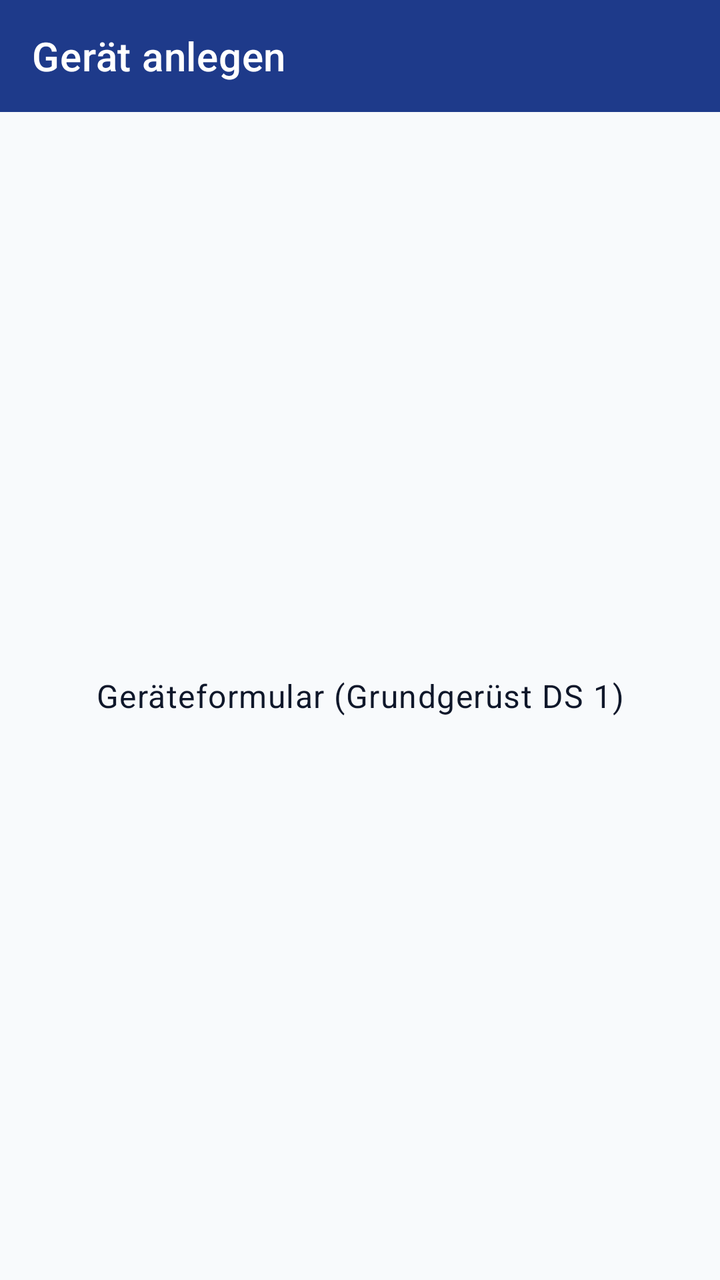
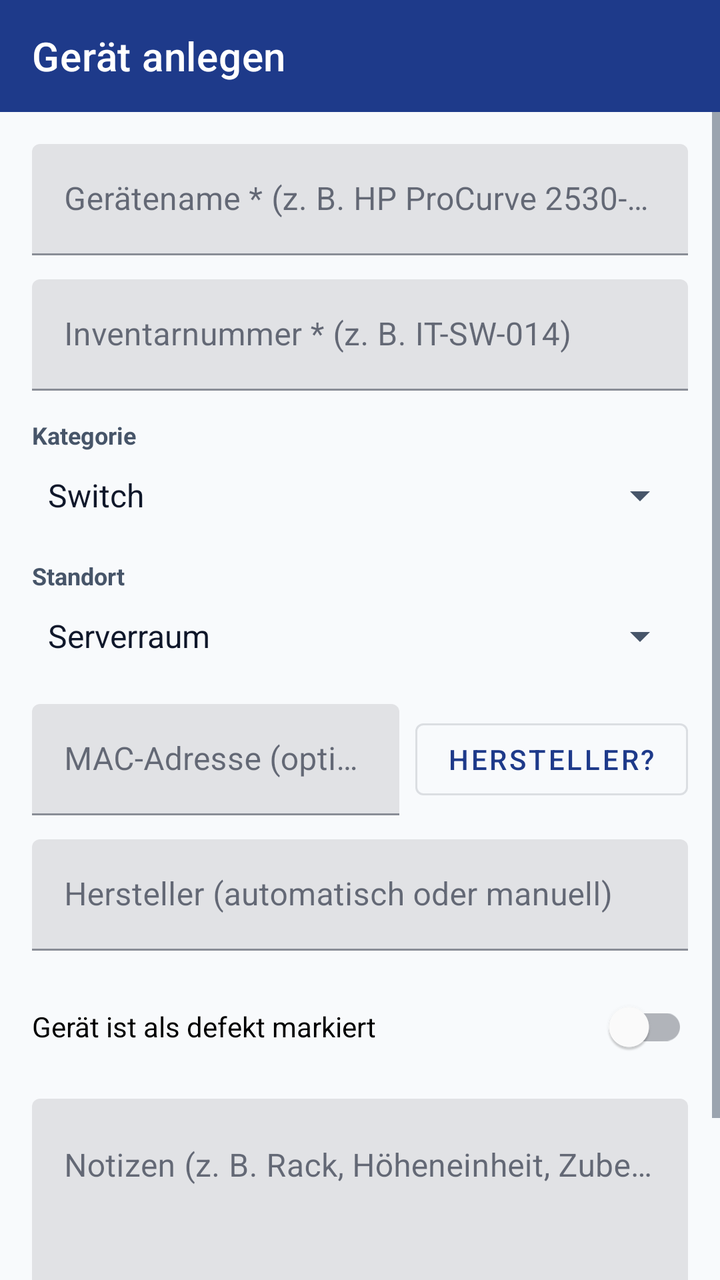

Compare the two renders of this Android layout. The source of the first and the diff that turns it into the second are given below.
<!-- AndroidManifest.xml: application theme Theme.RackVault -->
<!-- res/layout/activity_add_edit_asset.xml -->
<?xml version="1.0" encoding="utf-8"?>
<LinearLayout xmlns:android="http://schemas.android.com/apk/res/android"
    xmlns:app="http://schemas.android.com/apk/res-auto"
    android:layout_width="match_parent"
    android:layout_height="match_parent"
    android:orientation="vertical">

    <com.google.android.material.appbar.MaterialToolbar
        android:id="@+id/toolbar"
        android:layout_width="match_parent"
        android:layout_height="?attr/actionBarSize"
        android:background="?attr/colorPrimary"
        app:title="@string/title_add_asset"
        app:titleTextColor="?attr/colorOnPrimary" />

    <TextView
        android:id="@+id/tvPlaceholder"
        android:layout_width="match_parent"
        android:layout_height="0dp"
        android:layout_weight="1"
        android:gravity="center"
        android:padding="24dp"
        android:text="@string/placeholder_add_edit"
        android:textAppearance="?attr/textAppearanceBody1" />

</LinearLayout>
<!-- resources referenced by this layout -->
<resources>
  <string name="placeholder_add_edit">Geräteformular (Grundgerüst DS 1)</string>
  <string name="title_add_asset">Gerät anlegen</string>
  <style name="Theme.RackVault" parent="Theme.MaterialComponents.DayNight.NoActionBar">
          <item name="colorPrimary">@color/primary_blue</item>
          <item name="colorPrimaryVariant">@color/primary_blue_dark</item>
          <item name="colorOnPrimary">@color/on_primary</item>
  
          <item name="colorSecondary">@color/primary_blue_light</item>
          <item name="colorSecondaryVariant">@color/secondary_slate</item>
          <item name="colorOnSecondary">@color/on_primary</item>
  
          <item name="android:colorBackground">@color/surface_background</item>
          <item name="colorSurface">@color/surface_card</item>
          <item name="colorOnSurface">@color/text_primary</item>
          <item name="android:textColorPrimary">@color/text_primary</item>
          <item name="android:textColorSecondary">@color/text_secondary</item>
  
          <item name="android:statusBarColor">@color/primary_blue_dark</item>
      </style>
  <color name="primary_blue">#1E3A8A</color>
  <color name="primary_blue_dark">#172554</color>
  <color name="on_primary">#FFFFFF</color>
  <color name="primary_blue_light">#2563EB</color>
  <color name="secondary_slate">#334155</color>
  <color name="surface_background">#F8FAFC</color>
  <color name="surface_card">#FFFFFF</color>
  <color name="text_primary">#0F172A</color>
  <color name="text_secondary">#475569</color>
</resources>

<!-- the commit's change to res/layout/activity_add_edit_asset.xml (unified diff, before → after) -->
@@ -1,8 +1,10 @@
 <?xml version="1.0" encoding="utf-8"?>
 <LinearLayout xmlns:android="http://schemas.android.com/apk/res/android"
     xmlns:app="http://schemas.android.com/apk/res-auto"
+    android:id="@+id/rootAddEdit"
     android:layout_width="match_parent"
     android:layout_height="match_parent"
+    android:background="?android:attr/colorBackground"
     android:orientation="vertical">
 
     <com.google.android.material.appbar.MaterialToolbar
@@ -10,17 +12,170 @@
         android:layout_width="match_parent"
         android:layout_height="?attr/actionBarSize"
         android:background="?attr/colorPrimary"
+        app:navigationIconTint="?attr/colorOnPrimary"
         app:title="@string/title_add_asset"
         app:titleTextColor="?attr/colorOnPrimary" />
 
-    <TextView
-        android:id="@+id/tvPlaceholder"
+    <ScrollView
         android:layout_width="match_parent"
         android:layout_height="0dp"
         android:layout_weight="1"
-        android:gravity="center"
-        android:padding="24dp"
-        android:text="@string/placeholder_add_edit"
-        android:textAppearance="?attr/textAppearanceBody1" />
+        android:fillViewport="true">
+
+        <LinearLayout
+            android:layout_width="match_parent"
+            android:layout_height="wrap_content"
+            android:orientation="vertical"
+            android:padding="16dp">
+
+            <com.google.android.material.textfield.TextInputLayout
+                android:layout_width="match_parent"
+                android:layout_height="wrap_content"
+                android:hint="@string/hint_asset_name">
+
+                <com.google.android.material.textfield.TextInputEditText
+                    android:id="@+id/etAssetName"
+                    android:layout_width="match_parent"
+                    android:layout_height="wrap_content"
+                    android:inputType="textCapSentences"
+                    android:maxLines="1" />
+
+            </com.google.android.material.textfield.TextInputLayout>
+
+            <com.google.android.material.textfield.TextInputLayout
+                android:layout_width="match_parent"
+                android:layout_height="wrap_content"
+                android:layout_marginTop="12dp"
+                android:hint="@string/hint_inventory_number">
+
+                <com.google.android.material.textfield.TextInputEditText
+                    android:id="@+id/etInventoryNumber"
+                    android:layout_width="match_parent"
+                    android:layout_height="wrap_content"
+                    android:inputType="textCapCharacters"
+                    android:maxLines="1" />
+
+            </com.google.android.material.textfield.TextInputLayout>
+
+            <TextView
+                android:layout_width="wrap_content"
+                android:layout_height="wrap_content"
+                android:layout_marginTop="14dp"
+                android:text="@string/label_category"
+                android:textColor="?android:attr/textColorSecondary"
+                android:textSize="12sp"
+                android:textStyle="bold" />
+
+            <Spinner
+                android:id="@+id/spCategory"
+                android:layout_width="match_parent"
+                android:layout_height="44dp"
+                android:entries="@array/categories_array" />
+
+            <TextView
+                android:layout_width="wrap_content"
+                android:layout_height="wrap_content"
+                android:layout_marginTop="10dp"
+                android:text="@string/label_location"
+                android:textColor="?android:attr/textColorSecondary"
+                android:textSize="12sp"
+                android:textStyle="bold" />
+
+            <Spinner
+                android:id="@+id/spLocation"
+                android:layout_width="match_parent"
+                android:layout_height="44dp"
+                android:entries="@array/locations_array" />
+
+            
+            <LinearLayout
+                android:layout_width="match_parent"
+                android:layout_height="wrap_content"
+                android:layout_marginTop="12dp"
+                android:gravity="center_vertical"
+                android:orientation="horizontal">
+
+                <com.google.android.material.textfield.TextInputLayout
+                    android:layout_width="0dp"
+                    android:layout_height="wrap_content"
+                    android:layout_marginEnd="8dp"
+                    android:layout_weight="1"
+                    android:hint="@string/hint_mac_address">
+
+                    <com.google.android.material.textfield.TextInputEditText
+                        android:id="@+id/etMacAddress"
+                        android:layout_width="match_parent"
+                        android:layout_height="wrap_content"
+                        android:inputType="textCapCharacters"
+                        android:maxLines="1" />
+
+                </com.google.android.material.textfield.TextInputLayout>
+
+                <com.google.android.material.button.MaterialButton
+                    android:id="@+id/btnLookupVendor"
+                    style="@style/Widget.MaterialComponents.Button.OutlinedButton"
+                    android:layout_width="wrap_content"
+                    android:layout_height="wrap_content"
+                    android:text="@string/btn_lookup_vendor" />
+
+                <ProgressBar
+                    android:id="@+id/pbMacLookup"
+                    style="?android:attr/progressBarStyleSmall"
+                    android:layout_width="wrap_content"
+                    android:layout_height="wrap_content"
+                    android:layout_marginStart="8dp"
+                    android:visibility="gone" />
+
+            </LinearLayout>
+
+            <com.google.android.material.textfield.TextInputLayout
+                android:layout_width="match_parent"
+                android:layout_height="wrap_content"
+                android:layout_marginTop="12dp"
+                android:hint="@string/hint_vendor">
+
+                <com.google.android.material.textfield.TextInputEditText
+                    android:id="@+id/etVendor"
+                    android:layout_width="match_parent"
+                    android:layout_height="wrap_content"
+                    android:inputType="textCapWords"
+                    android:maxLines="1" />
+
+            </com.google.android.material.textfield.TextInputLayout>
+
+            <com.google.android.material.switchmaterial.SwitchMaterial
+                android:id="@+id/swDefect"
+                android:layout_width="match_parent"
+                android:layout_height="wrap_content"
+                android:layout_marginTop="14dp"
+                android:text="@string/switch_defect_label" />
+
+            <com.google.android.material.textfield.TextInputLayout
+                android:layout_width="match_parent"
+                android:layout_height="wrap_content"
+                android:layout_marginTop="12dp"
+                android:hint="@string/hint_notes">
+
+                <com.google.android.material.textfield.TextInputEditText
+                    android:id="@+id/etNotes"
+                    android:layout_width="match_parent"
+                    android:layout_height="wrap_content"
+                    android:gravity="top|start"
+                    android:inputType="textMultiLine|textCapSentences"
+                    android:minLines="3" />
+
+            </com.google.android.material.textfield.TextInputLayout>
+
+            <com.google.android.material.button.MaterialButton
+                android:id="@+id/btnSaveAsset"
+                android:layout_width="match_parent"
+                android:layout_height="wrap_content"
+                android:layout_marginTop="20dp"
+                android:paddingVertical="12dp"
+                android:text="@string/btn_save_asset" />
+
+        </LinearLayout>
+
+    </ScrollView>
 
 </LinearLayout>
<!-- resource entries referenced after the edit -->
@@ -1,6 +1,30 @@
 <!-- resources referenced by this layout -->
 <resources>
-  <string name="placeholder_add_edit">Geräteformular (Grundgerüst DS 1)</string>
+  <string-array name="categories_array">
+          <item>Switch</item>
+          <item>Router</item>
+          <item>Access Point</item>
+          <item>Laptop</item>
+          <item>Kabel/Zubehör</item>
+          <item>Sonstiges</item>
+      </string-array>
+  <string-array name="locations_array">
+          <item>Serverraum</item>
+          <item>Lager</item>
+          <item>Büro IT</item>
+          <item>Schulungsraum</item>
+          <item>Raum B102</item>
+      </string-array>
+  <string name="btn_lookup_vendor">Hersteller?</string>
+  <string name="btn_save_asset">Gerät speichern</string>
+  <string name="hint_asset_name">Gerätename * (z. B. HP ProCurve 2530-24G)</string>
+  <string name="hint_inventory_number">Inventarnummer * (z. B. IT-SW-014)</string>
+  <string name="hint_mac_address">MAC-Adresse (optional, z. B. 00:1A:2B:3C:4D:5E)</string>
+  <string name="hint_notes">Notizen (z. B. Rack, Höheneinheit, Zubehör)</string>
+  <string name="hint_vendor">Hersteller (automatisch oder manuell)</string>
+  <string name="label_category">Kategorie</string>
+  <string name="label_location">Standort</string>
+  <string name="switch_defect_label">Gerät ist als defekt markiert</string>
   <string name="title_add_asset">Gerät anlegen</string>
   <style name="Theme.RackVault" parent="Theme.MaterialComponents.DayNight.NoActionBar">
           <item name="colorPrimary">@color/primary_blue</item>
